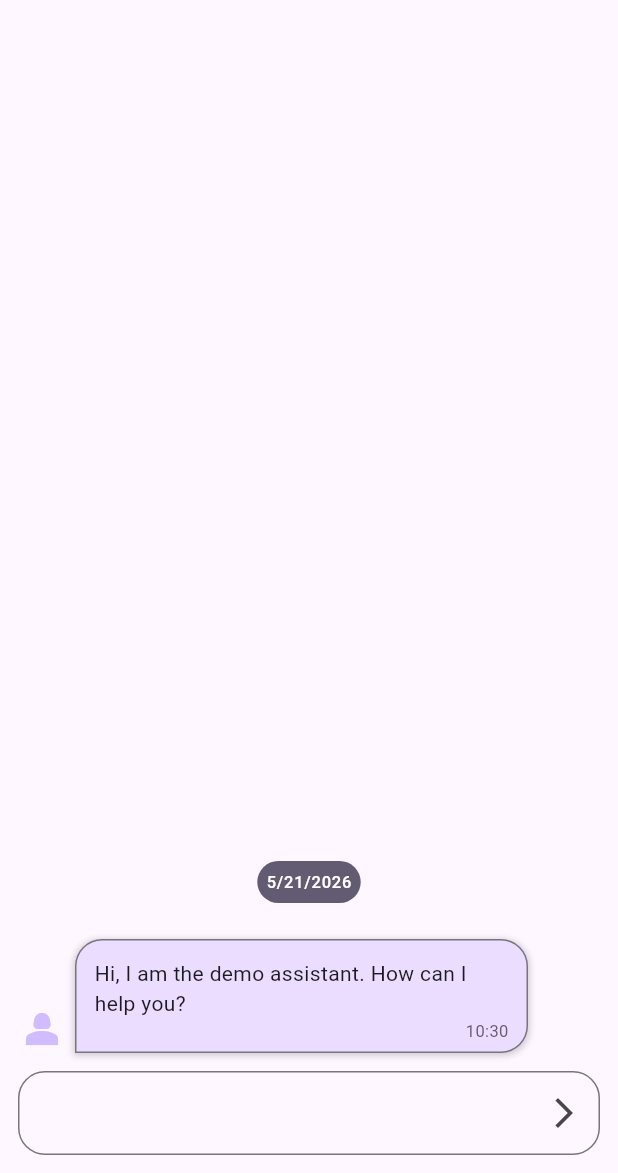
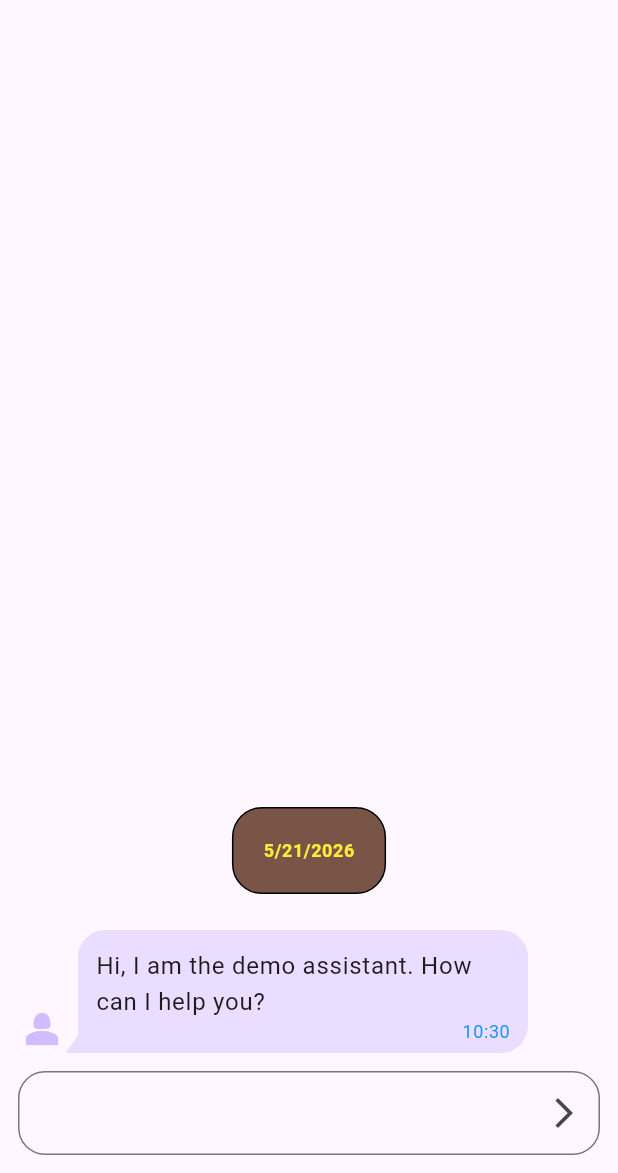
Before and after one commit to michielvaneerd/flutter_chatty, a Flutter app: the screen it shows after launch, on a phone screen of 412 x 824 dp, the part 63-1236 px from its top. Run offline on Flutter 3.47's test engine with Material 3 defaults, Android fonts, the phone set to English and light mode, and no system bars; our stand-ins replace equatable, flutter_bloc.

Commit message:
User and assistant color

```diff
--- a/example/lib/main.dart
+++ b/example/lib/main.dart
@@ -113,23 +113,24 @@ class _MyAppState extends State<MyApp> {
         minimum: EdgeInsets.all(12),
 
         child: ChattyWidget(
-          // style: ChattyWidgetStyle(
-          //   assistantTextStyle: Theme.of(context).textTheme.bodyLarge,
-          //   userTextStyle: Theme.of(context).textTheme.bodyMedium,
-          //   timeStyle: Theme.of(
-          //     context,
-          //   ).textTheme.bodySmall!.copyWith(color: Colors.blue),
-          //   dateStyle: Theme.of(context).textTheme.bodySmall!.copyWith(
-          //     color: Colors.yellow,
-          //     fontWeight: FontWeight.bold,
-          //   ),
-          //   datePadding: EdgeInsets.all(20),
-          //   dateBoxDecoration: BoxDecoration(
-          //     border: Border.all(color: Colors.black),
-          //     borderRadius: BorderRadius.circular(20),
-          //     color: Colors.brown,
-          //   ),
-          // ),
+          style: ChattyWidgetStyle(
+            userColor: Colors.limeAccent,
+            assistantTextStyle: Theme.of(context).textTheme.bodyLarge,
+            userTextStyle: Theme.of(context).textTheme.bodyMedium,
+            timeStyle: Theme.of(
+              context,
+            ).textTheme.bodySmall!.copyWith(color: Colors.blue),
+            dateStyle: Theme.of(context).textTheme.bodySmall!.copyWith(
+              color: Colors.yellow,
+              fontWeight: FontWeight.bold,
+            ),
+            datePadding: EdgeInsets.all(20),
+            dateBoxDecoration: BoxDecoration(
+              border: Border.all(color: Colors.black),
+              borderRadius: BorderRadius.circular(20),
+              color: Colors.brown,
+            ),
+          ),
           // themeData: ThemeData(
           //   colorScheme: ColorScheme.fromSeed(seedColor: Colors.deepOrange),
           // ),
--- a/lib/src/chatty_item_widget.dart
+++ b/lib/src/chatty_item_widget.dart
@@ -5,6 +5,47 @@ import 'package:flutter_chatty/src/chatty_widget.dart';
 import 'package:flutter_chatty/src/chatty_widget_cubit.dart';
 import 'package:flutter_chatty/src/models.dart';
 import 'package:intl/intl.dart';
+
+class _BubbleTail extends StatelessWidget {
+  const _BubbleTail({required this.color, required this.isAssistant});
+  final Color color;
+  final bool isAssistant;
+
+  @override
+  Widget build(BuildContext context) {
+    return CustomPaint(
+      size: const Size(8, 12),
+      painter: _TailPainter(color: color, isAssistant: isAssistant),
+    );
+  }
+}
+
+class _TailPainter extends CustomPainter {
+  const _TailPainter({required this.color, required this.isAssistant});
+  final Color color;
+  final bool isAssistant;
+
+  @override
+  void paint(Canvas canvas, Size size) {
+    // Fill
+    final paint = Paint()..color = color;
+    final path = Path();
+    if (isAssistant) {
+      path.moveTo(size.width, 0);
+      path.lineTo(0, size.height); // tip at bottom-left
+      path.lineTo(size.width, size.height); // horizontal bottom back to base
+    } else {
+      path.moveTo(0, 0);
+      path.lineTo(size.width, size.height); // tip at bottom-right
+      path.lineTo(0, size.height); // horizontal bottom back to base
+    }
+    path.close();
+    canvas.drawPath(path, paint);
+  }
+
+  @override
+  bool shouldRepaint(_TailPainter old) => old.color != color;
+}
 
 class ChattyItemWidget extends StatelessWidget {
   const ChattyItemWidget({
@@ -99,20 +140,23 @@ class ChattyItemWidget extends StatelessWidget {
   Widget build(BuildContext context) {
     final mainText = item.content;
     final isAssistant = item.source == ChattyItemSource.assistant;
-    final boxDecoration = isAssistant
-        ? style.assistantBoxDecoration
-        : style.userBoxDecoration;
     final padding = isAssistant ? style.assistantPadding : style.userPadding;
+    final userColor =
+        style.userColor ?? Theme.of(context).colorScheme.surfaceContainerLowest;
+    final assistantColor =
+        style.assistantColor ?? Theme.of(context).colorScheme.primaryContainer;
     return Padding(
       padding: EdgeInsets.only(
         left: isAssistant ? 0 : ChattyWidget.paddingBig * 2,
         right: !isAssistant ? 0 : ChattyWidget.paddingBig * 2,
       ),
       child: Row(
-        spacing: ChattyWidget.paddingSmall,
+        //spacing: ChattyWidget.paddingSmall,
         crossAxisAlignment: CrossAxisAlignment.end,
         children: [
           if (isAssistant && assistantPersona != null) assistantPersona!,
+          if (isAssistant)
+            _BubbleTail(color: assistantColor, isAssistant: isAssistant),
           Expanded(
             child: Container(
               padding:
@@ -123,20 +167,10 @@ class ChattyItemWidget extends StatelessWidget {
                     right: ChattyWidget.paddingDefault,
                     bottom: ChattyWidget.paddingSmall,
                   ),
-              decoration:
-                  boxDecoration ??
-                  BoxDecoration(
-                    border: Border.all(
-                      color: Theme.of(context).colorScheme.outline,
-                      width: 1,
-                    ),
+              decoration: BoxDecoration(
                 borderRadius: BorderRadius.only(
-                      topRight: Radius.circular(
-                        ChattyWidget.borderRadiusDefault,
-                      ),
-                      topLeft: Radius.circular(
-                        ChattyWidget.borderRadiusDefault,
-                      ),
+                  topRight: Radius.circular(ChattyWidget.borderRadiusDefault),
+                  topLeft: Radius.circular(ChattyWidget.borderRadiusDefault),
                   bottomRight: isAssistant
                       ? Radius.circular(ChattyWidget.borderRadiusDefault)
                       : Radius.zero,
@@ -144,19 +178,7 @@ class ChattyItemWidget extends StatelessWidget {
                       ? Radius.circular(ChattyWidget.borderRadiusDefault)
                       : Radius.zero,
                 ),
-                    boxShadow: [
-                      BoxShadow(
-                        color: Theme.of(
-                          context,
-                        ).colorScheme.outline.withAlpha(80),
-                        spreadRadius: 1,
-                        blurRadius: 3,
-                        offset: Offset(0, 1),
-                      ),
-                    ],
-                    color: isAssistant
-                        ? Theme.of(context).colorScheme.primaryContainer
-                        : Theme.of(context).colorScheme.surfaceContainerLowest,
+                color: isAssistant ? assistantColor : userColor,
               ),
               child: Column(
                 crossAxisAlignment: CrossAxisAlignment.start,
@@ -244,6 +266,8 @@ class ChattyItemWidget extends StatelessWidget {
               ),
             ),
           ),
+          if (!isAssistant)
+            _BubbleTail(color: userColor, isAssistant: isAssistant),
         ],
       ),
     );
--- a/lib/src/chatty_widget.dart
+++ b/lib/src/chatty_widget.dart
@@ -15,8 +15,8 @@ class ChattyWidgetStyle {
   final TextStyle? dateStyle;
   final BoxDecoration? dateBoxDecoration;
   final EdgeInsets? datePadding;
-  final BoxDecoration? userBoxDecoration;
-  final BoxDecoration? assistantBoxDecoration;
+  final Color? userColor;
+  final Color? assistantColor;
   final EdgeInsets? userPadding;
   final EdgeInsets? assistantPadding;
   const ChattyWidgetStyle({
@@ -28,8 +28,8 @@ class ChattyWidgetStyle {
     this.dateStyle,
     this.dateBoxDecoration,
     this.datePadding,
-    this.userBoxDecoration,
-    this.assistantBoxDecoration,
+    this.userColor,
+    this.assistantColor,
     this.userPadding,
     this.assistantPadding,
   });
```
Lines whose indentation alone changed are shown as unchanged.
